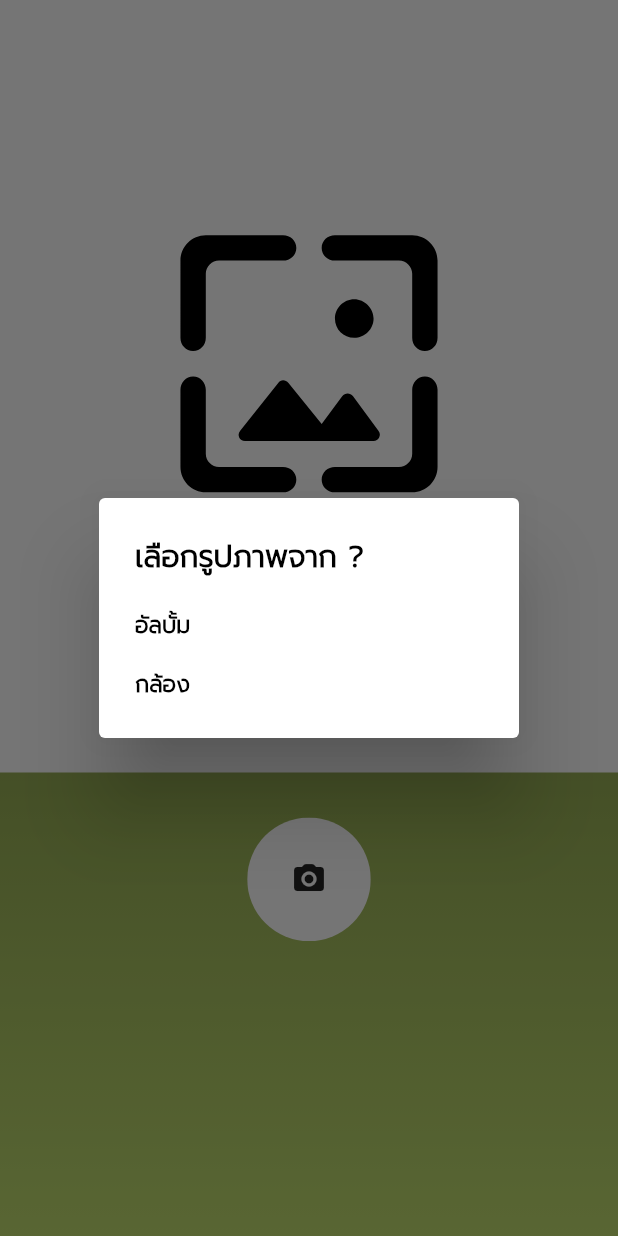
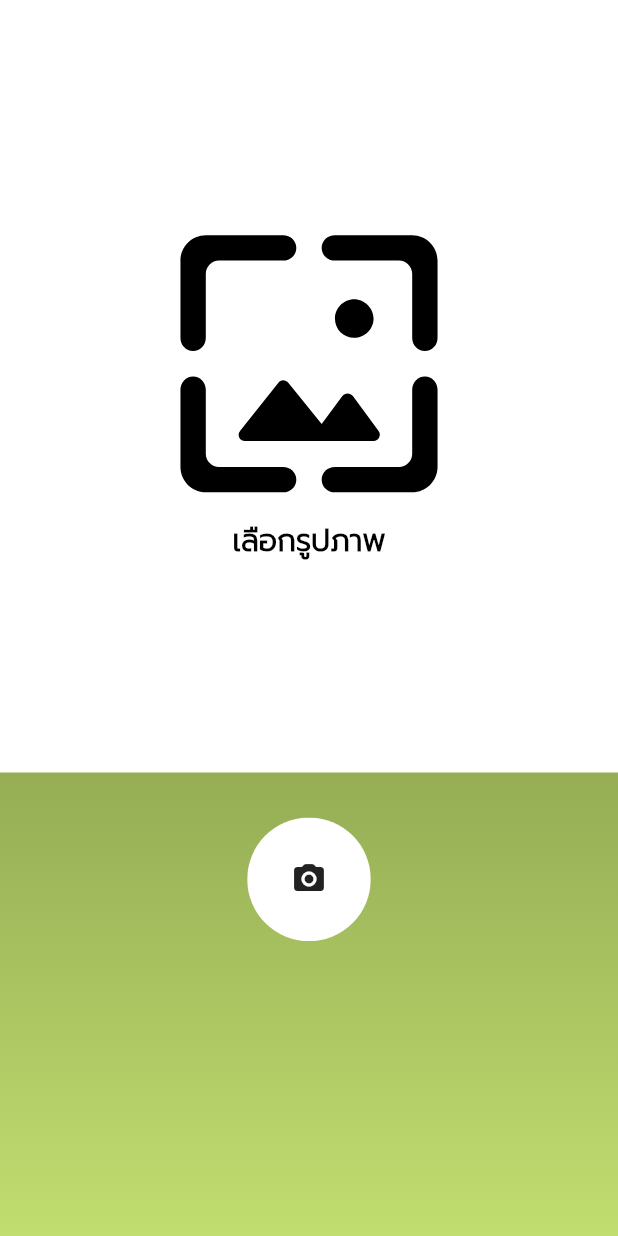
Before and after one commit to Phongsachat/EletorGeneralUser, a Flutter app: the CameraView screen opened directly, after a tap on the "camera alt" icon, on a phone screen of 412 x 824 dp. Run offline on Flutter 3.47's test engine with Material 2 defaults, Android fonts, the phone set to English and light mode, and no system bars; drawn by our look-alikes of auto_size_text, flutter_easyloading, overlay_support; our stand-ins replace animated_splash_screen, cached_network_image, cloud_firestore, connectivity, data_connection_checker, date_format and 21 more; missing offline and left inert: day_night_time_picker, flutter_polyline_points, google_map_location_picker, ndialog; accounts and stored records are empty; generated files the repository leaves out were written again.

Commit message:
fix/cameraPopUp V1

```diff
--- a/lib/ui/camera/camera_view.dart
+++ b/lib/ui/camera/camera_view.dart
@@ -15,12 +15,6 @@ import 'package:provider/provider.dart';
 import 'camera_send_mission.dart';
 
 class CameraView extends StatelessWidget {
-
-  String username;
-  String imageUrl;
-
-  CameraView({this.username,this.imageUrl});
-
   @override
   Widget build(BuildContext context) {
     return Consumer2<CameraViewModel,ConnectionViewModel>(builder: (context, states, vm2, child) {
@@ -53,8 +47,70 @@ class CameraView extends StatelessWidget {
     });
   }
 
-  showChoiceDialog(BuildContext context) {
-    return showDialog(
+  showChoiceDialog(context,states){
+    NDialog(
+      dialogStyle: DialogStyle(titleDivider: true),
+      title: Text(StringValue.sourceByGalleryOrCameraTitle,
+          textAlign: TextAlign.center,
+          style: TextStyle(
+              fontFamily: primaryFontFamily,
+              fontSize: 18,
+              color: Colors.black54,
+              fontWeight: FontWeight.bold)),
+      content: Text(StringValue.sourceByGalleryOrCameraDetails,
+          textAlign: TextAlign.center,
+          style: TextStyle(
+              fontFamily: primaryFontFamily,
+              fontSize: 15,
+              color: Colors.black,
+              fontWeight: FontWeight.normal)),
+      actions: [
+        FlatButton(
+            child: Text(StringValue.gallery,
+                style: TextStyle(
+                    fontFamily: primaryFontFamily,
+                    fontSize: 15,
+                    color: Colors.black,
+                    fontWeight: FontWeight.bold)),
+            shape: RoundedRectangleBorder(
+              side: BorderSide(
+                  color: Colors.grey[200], width: 1, style: BorderStyle.solid),
+            ),
+            onPressed: () async {
+              await Permission.storage.request();
+              var status = await Permission.storage.status;
+              if (status.isGranted) {
+                states.openGallery(context);
+              } else {
+                permissionStorage(context, states);
+              }
+            }),
+        FlatButton(
+            child: Text(StringValue.camera,
+                style: TextStyle(
+                    fontFamily: primaryFontFamily,
+                    fontSize: 15,
+                    color: Colors.black,
+                    fontWeight: FontWeight.bold)),
+            shape: RoundedRectangleBorder(
+              side: BorderSide(
+                  color: Colors.grey[200], width: 1, style: BorderStyle.solid),
+            ),
+            onPressed: () async {
+              await Permission.camera.request();
+              var status = await Permission.camera.status;
+              if (status.isGranted) {
+                states.openCamera(context);
+              } else {
+                permissionCamera(context, states);
+              }
+            })
+      ],
+    ).show(context);
+  }
+
+  /*showChoiceDialog( context) {
+     showDialog(
         context: context,
         builder: (BuildContext context) {
           return Consumer<CameraViewModel>(
@@ -119,7 +175,7 @@ class CameraView extends StatelessWidget {
             );
           });
         });
-  }
+  }*/
 
   Widget haveImage(BuildContext context, File imagesFile ,states ,vm2) {
     return Column(children: [
@@ -177,7 +233,7 @@ class CameraView extends StatelessWidget {
                         // isConnected!!!
                         if(true){
                           states.initState();
-                          Get.to(CameraSendMission(username: username,imageUrl: imageUrl));
+                          Get.to(CameraSendMission());
                         }else{
                           reportDisconnected(context);
                         }
@@ -209,7 +265,7 @@ class CameraView extends StatelessWidget {
                     size: MediaQuery.of(context).size.height / 4,
                     color: Colors.black),
                 AutoSizeText(
-                  StringValue.sourceByGalleryOrCamera,
+                  StringValue.sourceByGalleryOrCameraTitle,
                   maxLines: 1,
                   style: TextStyle(
                       color: Colors.black,
@@ -236,7 +292,7 @@ class CameraView extends StatelessWidget {
                   await Permission.location.request();
                   var status = await Permission.location.status;
                   if (status.isGranted) {
-                    showChoiceDialog(context);
+                    showChoiceDialog(context,states);
                   } else {
                     permissionLocation(context);
                   }
--- a/lib/utils/string_values.dart
+++ b/lib/utils/string_values.dart
@@ -35,7 +35,8 @@ class StringValue {
   static const notHaveImageSelected = "ไม่มีรูปภาพที่ถูกเลือก";
   static const gallery = "อัลบั้ม";
   static const camera = "กล้อง";
-  static const sourceByGalleryOrCamera = "เลือกรูปภาพจาก ?";
+  static const sourceByGalleryOrCameraTitle = "เลือกรูปภาพ";
+  static const sourceByGalleryOrCameraDetails = "กรุณาเลือกรูปภาพจากอัลบั้มหรือกล้องถ่ายรูป";
   static const errorValueNull = "ข้อมูลไม่ครบถ้วน";
   static const sendReportCompleteTitle = "ส่งรายงานสำเร็จ";
   static const sendReportCompleteContent =
```
Also changed, not shown: 1 other file. Lines whose indentation alone changed are shown as unchanged.
